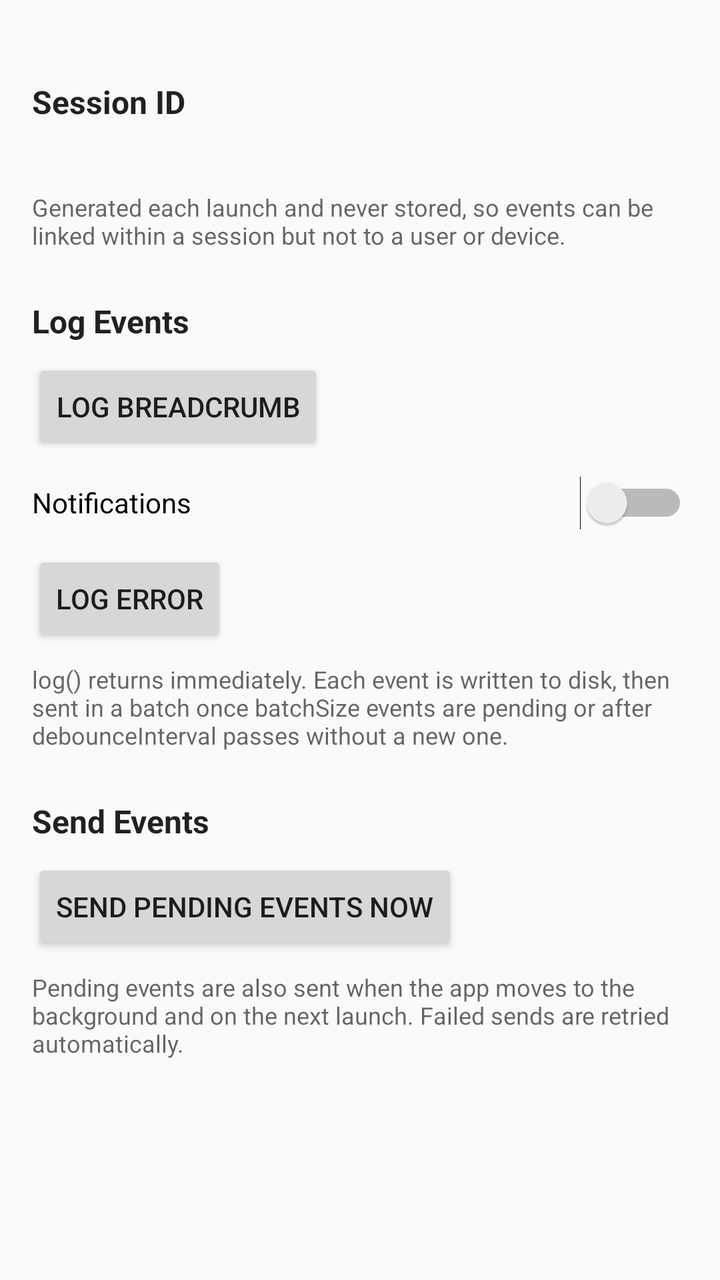
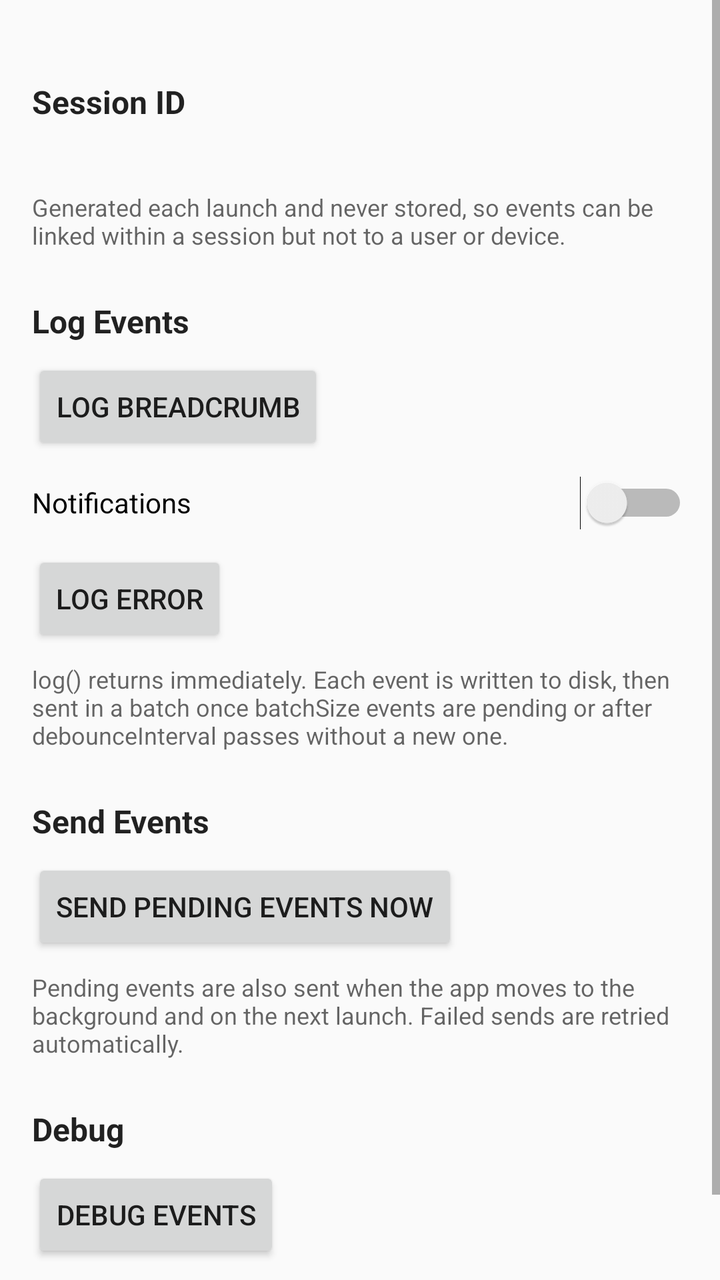

Before-and-after screenshots of an Android layout around one commit, followed by the original layout XML and the change that was made.
<!-- AndroidManifest.xml: application theme android:Theme.Material.Light.DarkActionBar -->
<!-- res/layout/activity_main.xml -->
<?xml version="1.0" encoding="utf-8"?>
<ScrollView xmlns:android="http://schemas.android.com/apk/res/android"
    android:layout_width="match_parent"
    android:layout_height="match_parent"
    android:fitsSystemWindows="true">

    <LinearLayout
        android:layout_width="match_parent"
        android:layout_height="wrap_content"
        android:orientation="vertical"
        android:padding="16dp">

        <TextView
            style="@style/Header"
            android:text="@string/session_header" />

        <TextView
            android:id="@+id/session_id"
            android:layout_width="match_parent"
            android:layout_height="wrap_content"
            android:fontFamily="monospace"
            android:textIsSelectable="true"
            android:textSize="13sp" />

        <TextView
            style="@style/Footer"
            android:text="@string/session_footer" />

        <TextView
            style="@style/Header"
            android:text="@string/log_events_header" />

        <Button
            android:id="@+id/log_breadcrumb"
            android:layout_width="wrap_content"
            android:layout_height="wrap_content"
            android:text="@string/log_breadcrumb" />

        <Switch
            android:id="@+id/notifications"
            android:layout_width="match_parent"
            android:layout_height="wrap_content"
            android:minHeight="48dp"
            android:text="@string/notifications" />

        <Button
            android:id="@+id/log_error"
            android:layout_width="wrap_content"
            android:layout_height="wrap_content"
            android:text="@string/log_error" />

        <TextView
            style="@style/Footer"
            android:text="@string/log_events_footer" />

        <TextView
            style="@style/Header"
            android:text="@string/flush_header" />

        <Button
            android:id="@+id/flush"
            android:layout_width="wrap_content"
            android:layout_height="wrap_content"
            android:text="@string/flush" />

        <TextView
            style="@style/Footer"
            android:text="@string/flush_footer" />
    </LinearLayout>
</ScrollView>
<!-- resources referenced by this layout -->
<resources>
  <string name="flush">Send Pending Events Now</string>
  <string name="flush_footer">Pending events are also sent when the app moves to the background and on the next launch. Failed sends are retried automatically.</string>
  <string name="flush_header">Send Events</string>
  <string name="log_breadcrumb">Log Breadcrumb</string>
  <string name="log_error">Log Error</string>
  <string name="log_events_footer">log() returns immediately. Each event is written to disk, then sent in a batch once batchSize events are pending or after debounceInterval passes without a new one.</string>
  <string name="log_events_header">Log Events</string>
  <string name="notifications">Notifications</string>
  <string name="session_footer">Generated each launch and never stored, so events can be linked within a session but not to a user or device.</string>
  <string name="session_header">Session ID</string>
  <style name="Footer">
          <item name="android:layout_width">match_parent</item>
          <item name="android:layout_height">wrap_content</item>
          <item name="android:layout_marginTop">8dp</item>
          <item name="android:textAppearance">@android:style/TextAppearance.Material.Caption</item>
      </style>
  <style name="Header">
          <item name="android:layout_width">match_parent</item>
          <item name="android:layout_height">wrap_content</item>
          <item name="android:layout_marginTop">24dp</item>
          <item name="android:layout_marginBottom">8dp</item>
          <item name="android:textAppearance">@android:style/TextAppearance.Material.Subhead</item>
          <item name="android:textStyle">bold</item>
      </style>
</resources>

<!-- the commit's change to res/layout/activity_main.xml (unified diff, before → after) -->
@@ -66,5 +66,19 @@
         <TextView
             style="@style/Footer"
             android:text="@string/flush_footer" />
+
+        <TextView
+            style="@style/Header"
+            android:text="@string/debug_header" />
+
+        <Button
+            android:id="@+id/debug_events"
+            android:layout_width="wrap_content"
+            android:layout_height="wrap_content"
+            android:text="@string/debug_events" />
+
+        <TextView
+            style="@style/Footer"
+            android:text="@string/debug_footer" />
     </LinearLayout>
 </ScrollView>
<!-- resource entries referenced after the edit -->
@@ -1,5 +1,8 @@
 <!-- resources referenced by this layout -->
 <resources>
+  <string name="debug_events">Debug Events</string>
+  <string name="debug_footer">Lists events waiting to be sent and events sent since launch, with everything each one is sent with.</string>
+  <string name="debug_header">Debug</string>
   <string name="flush">Send Pending Events Now</string>
   <string name="flush_footer">Pending events are also sent when the app moves to the background and on the next launch. Failed sends are retried automatically.</string>
   <string name="flush_header">Send Events</string>
